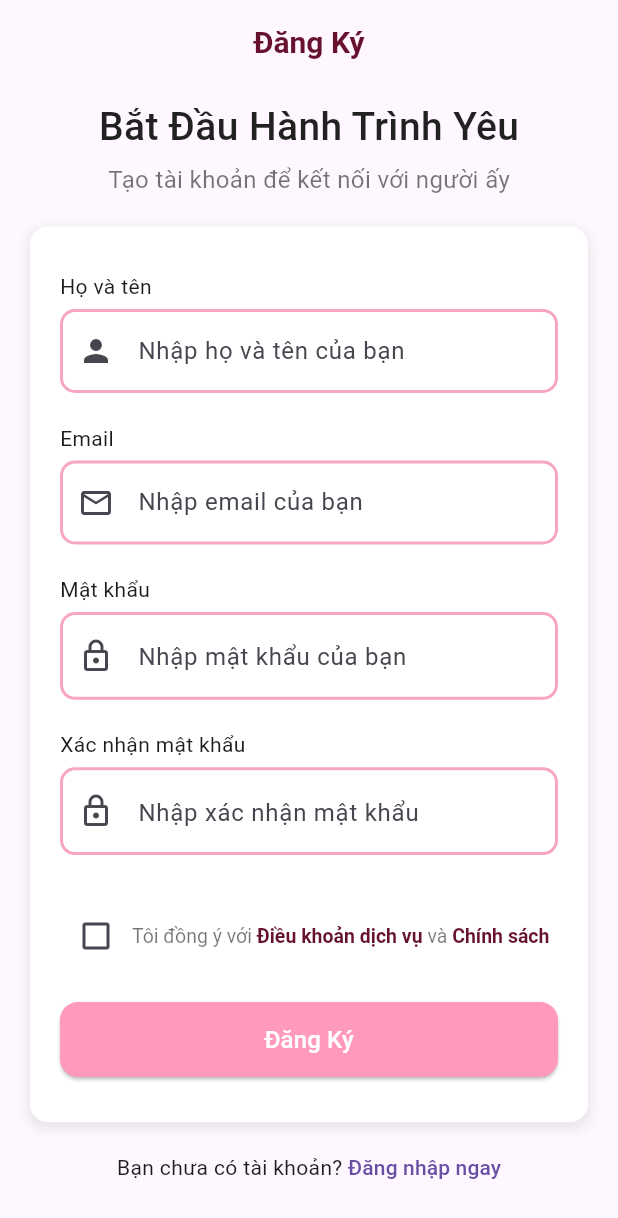
After one commit to LoveSync-App/LoveSync-Mobile, a Flutter app: the RegisterPage screen opened by its route, on a phone screen of 412 x 824 dp. The commit adds this screen. Shown: the top 1218 px of the screen. Run offline on Flutter 3.47's test engine with Material 3 defaults, Android fonts, the phone set to English and light mode, and no system bars; our stand-ins replace dio, font_awesome_flutter, go_router, qr_flutter, shared_preferences, skeletonizer; missing offline and left inert: mobile_scanner; accounts and stored records are empty.

Commit message:
feat(auth): add login and registration UI #1 #2

```diff
--- a/lib/app_router.dart
+++ b/lib/app_router.dart
@@ -1,6 +1,7 @@
 import 'package:flutter/material.dart';
 import 'package:go_router/go_router.dart';
 import 'package:lovesync_mobile/features/auth/presentation/pages/login_page.dart';
+import 'package:lovesync_mobile/features/auth/presentation/pages/register_page.dart';
 import 'package:lovesync_mobile/features/couple/presentation/pages/couple_code_page.dart';
 import 'package:lovesync_mobile/features/couple/presentation/pages/couple_days_page.dart';
 import 'package:lovesync_mobile/features/couple/presentation/pages/couple_scan_page.dart';
@@ -14,7 +15,7 @@ class AppRouter {
 
   GoRouter get router => GoRouter(
     refreshListenable: _authProvider,
-    initialLocation: '/loading',
+    initialLocation: '/login',
     // initialLocation: '/couple/code',
     routes: [
       GoRoute(
@@ -33,6 +34,10 @@ class AppRouter {
         ),
       ),
       GoRoute(path: '/login', builder: (context, state) => LoginPage()),
+      GoRoute(
+        path: '/register',
+        builder: (context, state) => const RegisterPage(),
+      ),
       GoRoute(
         path: "/couple/code",
         builder: (context, state) => const CoupleCodePage(),
@@ -59,6 +64,11 @@ class AppRouter {
         return '/loading';
       }
 
+      if (state.matchedLocation == '/register' ||
+          state.matchedLocation == '/login') {
+        return null;
+      }
+
       if (accessToken.isEmpty) {
         return '/login';
       }
--- a/lib/features/auth/presentation/pages/login_page.dart
+++ b/lib/features/auth/presentation/pages/login_page.dart
@@ -1,5 +1,6 @@
 import 'package:flutter/material.dart';
 import 'package:font_awesome_flutter/font_awesome_flutter.dart';
+import 'package:go_router/go_router.dart';
 
 class LoginPage extends StatefulWidget {
   const LoginPage({super.key});
@@ -16,7 +17,8 @@ class _LoginPageState extends State<LoginPage> {
     return Scaffold(
       body: SafeArea(
         child: Container(
-          margin: EdgeInsets.symmetric(horizontal: 20, vertical: 40),
+          // margin: EdgeInsets.symmetric(horizontal: 20, vertical: 40),
+          margin: const EdgeInsets.fromLTRB(20, 40, 20, 0),
           width: double.infinity,
           child: Column(
             crossAxisAlignment: CrossAxisAlignment.center,
@@ -213,6 +215,30 @@ class _LoginPageState extends State<LoginPage> {
                   ],
                 ),
               ),
+              Expanded(
+                child: Column(
+                  children: [
+                    const Spacer(),
+                    Row(
+                      mainAxisAlignment: MainAxisAlignment.center,
+                      children: [
+                        const Text("Bạn chưa có tài khoản? "),
+                        TextButton(
+                          style: TextButton.styleFrom(
+                            padding: EdgeInsets.zero,
+                            minimumSize: Size.zero,
+                            tapTargetSize: MaterialTapTargetSize.shrinkWrap,
+                          ),
+                          onPressed: () {
+                            context.push("/register");
+                          },
+                          child: const Text("Đăng ký ngay"),
+                        ),
+                      ],
+                    ),
+                  ],
+                ),
+              ),
             ],
           ),
         ),
--- /dev/null
+++ b/lib/features/auth/presentation/pages/register_page.dart
@@ -0,0 +1,338 @@
+import 'package:flutter/material.dart';
+import 'package:go_router/go_router.dart';
+
+class RegisterPage extends StatefulWidget {
+  const RegisterPage({super.key});
+
+  @override
+  State<StatefulWidget> createState() => _RegisterPageState();
+}
+
+class _RegisterPageState extends State<RegisterPage> {
+  bool _isShowPassword = false;
+  bool _isShowConfirmPassword = false;
+
+  // checkbox
+  bool _isChecked = false;
+
+  @override
+  Widget build(BuildContext context) {
+    return Scaffold(
+      appBar: AppBar(
+        title: const Text(
+          "Đăng Ký",
+          style: TextStyle(
+            fontSize: 20,
+            fontWeight: FontWeight.bold,
+            color: Color.fromARGB(255, 102, 17, 45),
+          ),
+        ),
+        centerTitle: true,
+      ),
+      body: SafeArea(
+        child: SingleChildScrollView(
+          child: Container(
+            margin: const EdgeInsets.fromLTRB(20, 10, 20, 0),
+            width: double.infinity,
+            child: Column(
+              crossAxisAlignment: CrossAxisAlignment.center,
+              children: [
+                const Text(
+                  "Bắt Đầu Hành Trình Yêu",
+                  style: TextStyle(
+                    fontSize: 26,
+                    color: Colors.black87,
+                    fontWeight: FontWeight.w500,
+                    fontFamily: "Roboto",
+                  ),
+                ),
+                const SizedBox(height: 5),
+                const Text(
+                  "Tạo tài khoản để kết nối với người ấy",
+                  style: TextStyle(
+                    fontSize: 16,
+                    color: Colors.black54,
+                    fontFamily: "Roboto",
+                  ),
+                ),
+
+                const SizedBox(height: 20),
+                Container(
+                  padding: EdgeInsets.symmetric(horizontal: 20, vertical: 30),
+                  decoration: BoxDecoration(
+                    color: Colors.white,
+                    borderRadius: BorderRadius.circular(12),
+                    boxShadow: [
+                      BoxShadow(
+                        color: Colors.grey.withOpacity(0.2),
+                        spreadRadius: 2,
+                        blurRadius: 5,
+                        offset: const Offset(0, 3),
+                      ),
+                    ],
+                  ),
+                  child: Column(
+                    crossAxisAlignment: CrossAxisAlignment.start,
+                    children: [
+                      Column(
+                        crossAxisAlignment: CrossAxisAlignment.start,
+                        children: [
+                          const Text("Họ và tên"),
+                          const SizedBox(height: 5),
+                          TextField(
+                            decoration: InputDecoration(
+                              filled: true,
+                              fillColor: Colors.white,
+                              prefixIcon: const Icon(Icons.person),
+                              enabledBorder: const OutlineInputBorder(
+                                borderRadius: BorderRadius.all(
+                                  Radius.circular(10),
+                                ),
+                                borderSide: BorderSide(
+                                  width: 2,
+                                  color: Color.fromARGB(255, 247, 166, 193),
+                                ),
+                              ),
+                              focusedBorder: const OutlineInputBorder(
+                                borderRadius: BorderRadius.all(
+                                  Radius.circular(12),
+                                ),
+                                borderSide: BorderSide(
+                                  color: Color.fromARGB(255, 255, 68, 131),
+                                  width: 2,
+                                ),
+                              ),
+                              hintText: "Nhập họ và tên của bạn",
+                            ),
+                          ),
+                        ],
+                      ),
+                      const SizedBox(height: 20),
+                      Column(
+                        crossAxisAlignment: CrossAxisAlignment.start,
+                        children: [
+                          const Text("Email"),
+                          const SizedBox(height: 5),
+                          TextField(
+                            decoration: InputDecoration(
+                              filled: true,
+                              fillColor: Colors.white,
+                              prefixIcon: const Icon(Icons.email_outlined),
+                              enabledBorder: const OutlineInputBorder(
+                                borderRadius: BorderRadius.all(
+                                  Radius.circular(10),
+                                ),
+                                borderSide: BorderSide(
+                                  width: 2,
+                                  color: Color.fromARGB(255, 247, 166, 193),
+                                ),
+                              ),
+                              focusedBorder: const OutlineInputBorder(
+                                borderRadius: BorderRadius.all(
+                                  Radius.circular(12),
+                                ),
+                                borderSide: BorderSide(
+                                  color: Color.fromARGB(255, 255, 68, 131),
+                                  width: 2,
+                                ),
+                              ),
+                              hintText: "Nhập email của bạn",
+                            ),
+                          ),
+                        ],
+                      ),
+                      const SizedBox(height: 20),
+                      Column(
+                        crossAxisAlignment: CrossAxisAlignment.start,
+                        children: [
+                          const Text("Mật khẩu"),
+                          const SizedBox(height: 5),
+                          TextField(
+                            obscureText: !_isShowConfirmPassword,
+
+                            decoration: InputDecoration(
+                              filled: true,
+                              fillColor: Colors.white,
+                              prefixIcon: const Icon(Icons.lock_outlined),
+                              suffix: GestureDetector(
+                                onTap: () {
+                                  setState(() {
+                                    _isShowConfirmPassword =
+                                        !_isShowConfirmPassword;
+                                  });
+                                },
+                                child: Icon(
+                                  _isShowConfirmPassword
+                                      ? Icons.visibility
+                                      : Icons.visibility_off,
+                                  size: 20,
+                                ),
+                              ),
+                              enabledBorder: const OutlineInputBorder(
+                                borderRadius: BorderRadius.all(
+                                  Radius.circular(10),
+                                ),
+                                borderSide: BorderSide(
+                                  width: 2,
+                                  color: Color.fromARGB(255, 247, 166, 193),
+                                ),
+                              ),
+                              focusedBorder: const OutlineInputBorder(
+                                borderRadius: BorderRadius.all(
+                                  Radius.circular(12),
+                                ),
+                                borderSide: BorderSide(
+                                  color: Color.fromARGB(255, 255, 68, 131),
+                                  width: 2,
+                                ),
+                              ),
+                              hintText: "Nhập mật khẩu của bạn",
+                            ),
+                          ),
+                        ],
+                      ),
+                      const SizedBox(height: 20),
+                      Column(
+                        crossAxisAlignment: CrossAxisAlignment.start,
+                        children: [
+                          const Text("Xác nhận mật khẩu"),
+                          const SizedBox(height: 5),
+                          TextField(
+                            obscureText: !_isShowPassword,
+
+                            decoration: InputDecoration(
+                              filled: true,
+                              fillColor: Colors.white,
+                              prefixIcon: const Icon(Icons.lock_outlined),
+                              suffix: GestureDetector(
+                                onTap: () {
+                                  setState(() {
+                                    _isShowPassword = !_isShowPassword;
+                                  });
+                                },
+                                child: Icon(
+                                  _isShowPassword
+                                      ? Icons.visibility
+                                      : Icons.visibility_off,
+                                  size: 20,
+                                ),
+                              ),
+                              enabledBorder: const OutlineInputBorder(
+                                borderRadius: BorderRadius.all(
+                                  Radius.circular(10),
+                                ),
+                                borderSide: BorderSide(
+                                  width: 2,
+                                  color: Color.fromARGB(255, 247, 166, 193),
+                                ),
+                              ),
+                              focusedBorder: const OutlineInputBorder(
+                                borderRadius: BorderRadius.all(
+                                  Radius.circular(12),
+                                ),
+                                borderSide: BorderSide(
+                                  color: Color.fromARGB(255, 255, 68, 131),
+                                  width: 2,
+                                ),
+                              ),
+                              hintText: "Nhập xác nhận mật khẩu",
+                            ),
+                          ),
+                        ],
+                      ),
+                      const SizedBox(height: 30),
+                      // Checkbox và Text
+                      Row(
+                        crossAxisAlignment: CrossAxisAlignment.center,
+                        children: [
+                          Checkbox(
+                            value: _isChecked,
+                            onChanged: (value) {
+                              setState(() {
+                                _isChecked = value ?? false;
+                              });
+                            },
+                          ),
+                          Expanded(
+                            child: RichText(
+                              text: TextSpan(
+                                style: const TextStyle(
+                                  fontSize: 13,
+                                  color: Colors.black54,
+                                ),
+                                children: [
+                                  TextSpan(text: 'Tôi đồng ý với '),
+                                  TextSpan(
+                                    text: 'Điều khoản dịch vụ',
+                                    style: TextStyle(
+                                      color: Color.fromARGB(255, 102, 17, 45),
+                                      fontWeight: FontWeight.w600,
+                                    ),
+                                  ),
+                                  TextSpan(text: ' và '),
+                                  TextSpan(
+                                    text: 'Chính sách',
+                                    style: TextStyle(
+                                      color: Color.fromARGB(255, 102, 17, 45),
+                                      fontWeight: FontWeight.w600,
+                                    ),
+                                  ),
+                                ],
+                              ),
+                            ),
+                          ),
+                        ],
+                      ),
+                      const SizedBox(height: 20),
+                      SizedBox(
+                        width: double.infinity,
+                        height: 50,
+                        child: ElevatedButton(
+                          onPressed: () {},
+                          style: ElevatedButton.styleFrom(
+                            backgroundColor: const Color.fromARGB(
+                              255,
+                              255,
+                              154,
+                              188,
+                            ),
+                            shape: RoundedRectangleBorder(
+                              borderRadius: BorderRadius.circular(12),
+                            ),
+                          ),
+                          child: const Text(
+                            "Đăng Ký",
+                            style: TextStyle(fontSize: 16, color: Colors.white),
+                          ),
+                        ),
+                      ),
+                    ],
+                  ),
+                ),
+                const SizedBox(height: 20),
+
+                Row(
+                  mainAxisAlignment: MainAxisAlignment.center,
+                  children: [
+                    const Text("Bạn chưa có tài khoản? "),
+                    TextButton(
+                      style: TextButton.styleFrom(
+                        padding: EdgeInsets.zero,
+                        minimumSize: Size.zero,
+                        tapTargetSize: MaterialTapTargetSize.shrinkWrap,
+                      ),
+                      onPressed: () {
+                        context.pop();
+                      },
+                      child: const Text("Đăng nhập ngay"),
+                    ),
+                  ],
+                ),
+              ],
+            ),
+          ),
+        ),
+      ),
+    );
+  }
+}
```
